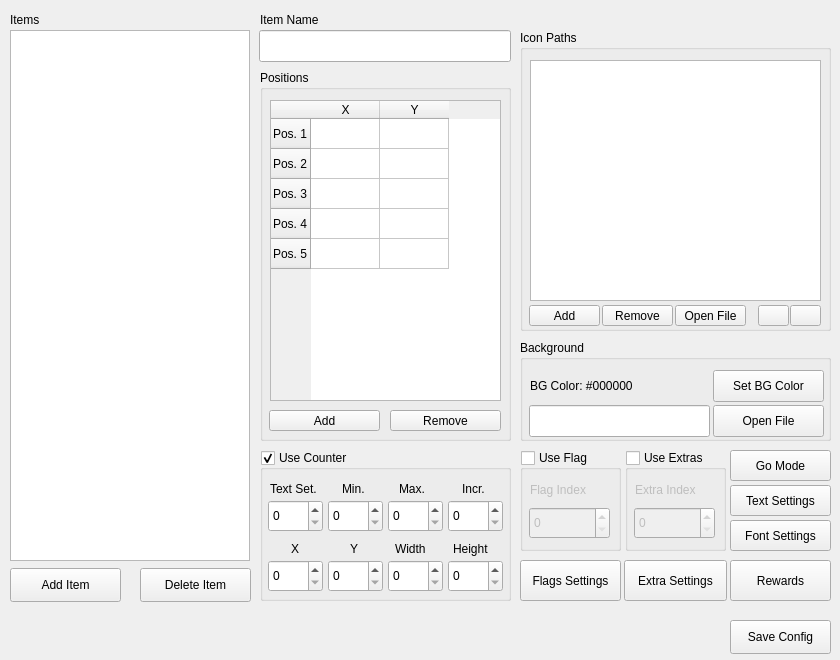
This is ui/editor.ui in Yanis002/SaucisseTracker as Qt 5 draws it before an edit. The edited form follows.
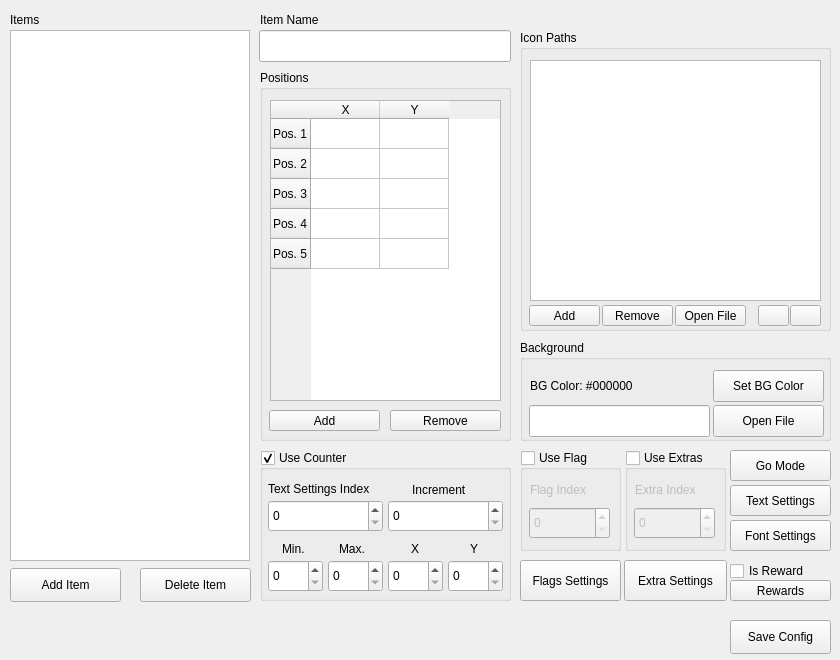
This is the edited form. Icons and pictures are not drawn.

Commit message: create reward settings dialog

```diff
--- a/ui/editor.ui
+++ b/ui/editor.ui
@@ -270,8 +270,8 @@
    <widget class="QSpinBox" name="spinBox_5">
     <property name="geometry">
      <rect>
-      <x>128</x>
-      <y>50</y>
+      <x>68</x>
+      <y>110</y>
       <width>55</width>
       <height>32</height>
      </rect>
@@ -282,7 +282,7 @@
      <rect>
       <x>8</x>
       <y>50</y>
-      <width>55</width>
+      <width>115</width>
       <height>32</height>
      </rect>
     </property>
@@ -290,30 +290,20 @@
    <widget class="QLabel" name="label_9">
     <property name="geometry">
      <rect>
-      <x>202</x>
+      <x>152</x>
       <y>30</y>
-      <width>31</width>
-      <height>18</height>
+      <width>71</width>
+      <height>20</height>
      </rect>
     </property>
     <property name="text">
-     <string>Incr.</string>
-    </property>
-   </widget>
-   <widget class="QSpinBox" name="spinBox_8">
-    <property name="geometry">
-     <rect>
-      <x>188</x>
-      <y>110</y>
-      <width>55</width>
-      <height>32</height>
-     </rect>
+     <string>Increment</string>
     </property>
    </widget>
    <widget class="QSpinBox" name="spinBox_9">
     <property name="geometry">
      <rect>
-      <x>68</x>
+      <x>188</x>
       <y>110</y>
       <width>55</width>
       <height>32</height>
@@ -323,9 +313,9 @@
    <widget class="QSpinBox" name="spinBox_6">
     <property name="geometry">
      <rect>
-      <x>188</x>
+      <x>128</x>
       <y>50</y>
-      <width>55</width>
+      <width>115</width>
       <height>32</height>
      </rect>
     </property>
@@ -333,31 +323,18 @@
    <widget class="QSpinBox" name="spinBox_10">
     <property name="geometry">
      <rect>
-      <x>8</x>
+      <x>128</x>
       <y>110</y>
       <width>55</width>
       <height>32</height>
      </rect>
     </property>
    </widget>
-   <widget class="QLabel" name="label_10">
-    <property name="geometry">
-     <rect>
-      <x>135</x>
-      <y>90</y>
-      <width>41</width>
-      <height>18</height>
-     </rect>
-    </property>
-    <property name="text">
-     <string>Width</string>
-    </property>
-   </widget>
    <widget class="QLabel" name="label_8">
     <property name="geometry">
      <rect>
-      <x>139</x>
-      <y>30</y>
+      <x>79</x>
+      <y>90</y>
       <width>41</width>
       <height>18</height>
      </rect>
@@ -366,46 +343,23 @@
      <string>Max.</string>
     </property>
    </widget>
-   <widget class="QSpinBox" name="spinBox_7">
-    <property name="geometry">
-     <rect>
-      <x>128</x>
-      <y>110</y>
-      <width>55</width>
-      <height>32</height>
-     </rect>
-    </property>
-   </widget>
    <widget class="QLabel" name="label_6">
     <property name="geometry">
      <rect>
-      <x>10</x>
+      <x>8</x>
       <y>30</y>
-      <width>61</width>
+      <width>121</width>
       <height>18</height>
      </rect>
     </property>
     <property name="text">
-     <string>Text Set.</string>
-    </property>
-   </widget>
-   <widget class="QLabel" name="label_11">
-    <property name="geometry">
-     <rect>
-      <x>193</x>
-      <y>90</y>
-      <width>51</width>
-      <height>18</height>
-     </rect>
-    </property>
-    <property name="text">
-     <string>Height</string>
+     <string>Text Settings Index</string>
     </property>
    </widget>
    <widget class="QLabel" name="label_13">
     <property name="geometry">
      <rect>
-      <x>90</x>
+      <x>210</x>
       <y>90</y>
       <width>21</width>
       <height>18</height>
@@ -418,8 +372,8 @@
    <widget class="QLabel" name="label_7">
     <property name="geometry">
      <rect>
-      <x>82</x>
-      <y>30</y>
+      <x>22</x>
+      <y>90</y>
       <width>31</width>
       <height>18</height>
      </rect>
@@ -431,7 +385,7 @@
    <widget class="QLabel" name="label_12">
     <property name="geometry">
      <rect>
-      <x>31</x>
+      <x>151</x>
       <y>90</y>
       <width>21</width>
       <height>18</height>
@@ -444,8 +398,8 @@
    <widget class="QSpinBox" name="spinBox_4">
     <property name="geometry">
      <rect>
-      <x>68</x>
-      <y>50</y>
+      <x>8</x>
+      <y>110</y>
       <width>55</width>
       <height>32</height>
      </rect>
@@ -708,13 +662,26 @@
     <string>Extra Settings</string>
    </property>
   </widget>
+  <widget class="QCheckBox" name="checkBox">
+   <property name="geometry">
+    <rect>
+     <x>730</x>
+     <y>560</y>
+     <width>101</width>
+     <height>22</height>
+    </rect>
+   </property>
+   <property name="text">
+    <string>Is Reward</string>
+   </property>
+  </widget>
   <widget class="QPushButton" name="pushButton_4">
    <property name="geometry">
     <rect>
      <x>730</x>
-     <y>560</y>
+     <y>580</y>
      <width>101</width>
-     <height>41</height>
+     <height>21</height>
     </rect>
    </property>
    <property name="text">
```
The commit also changes 3 other files.
